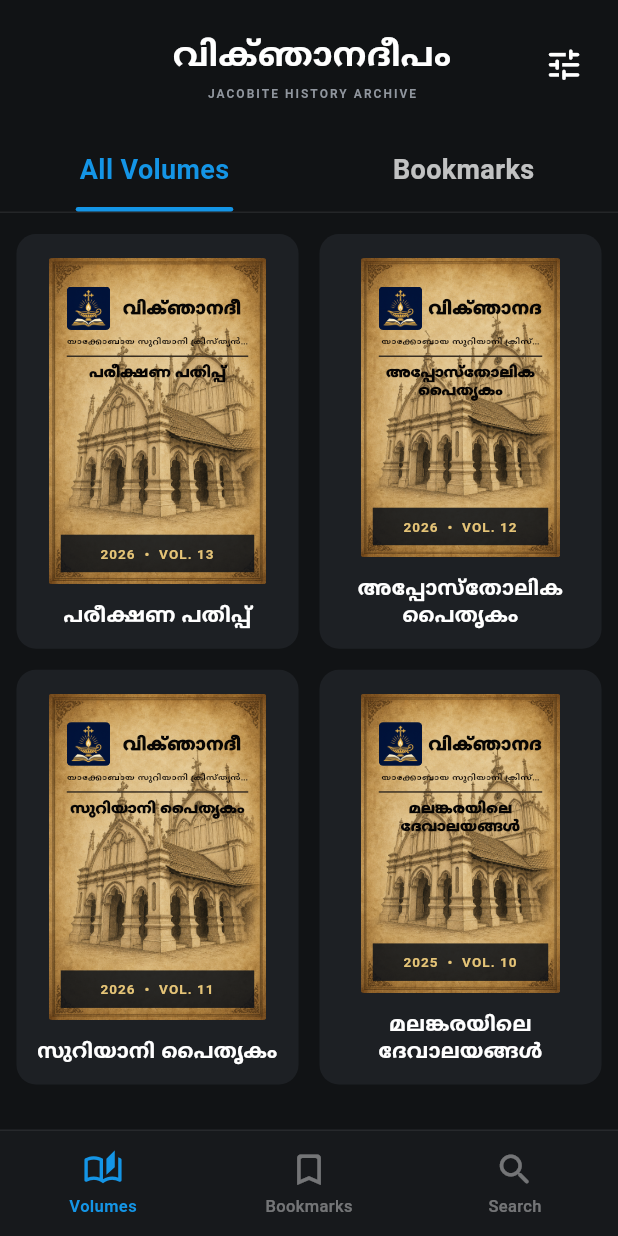
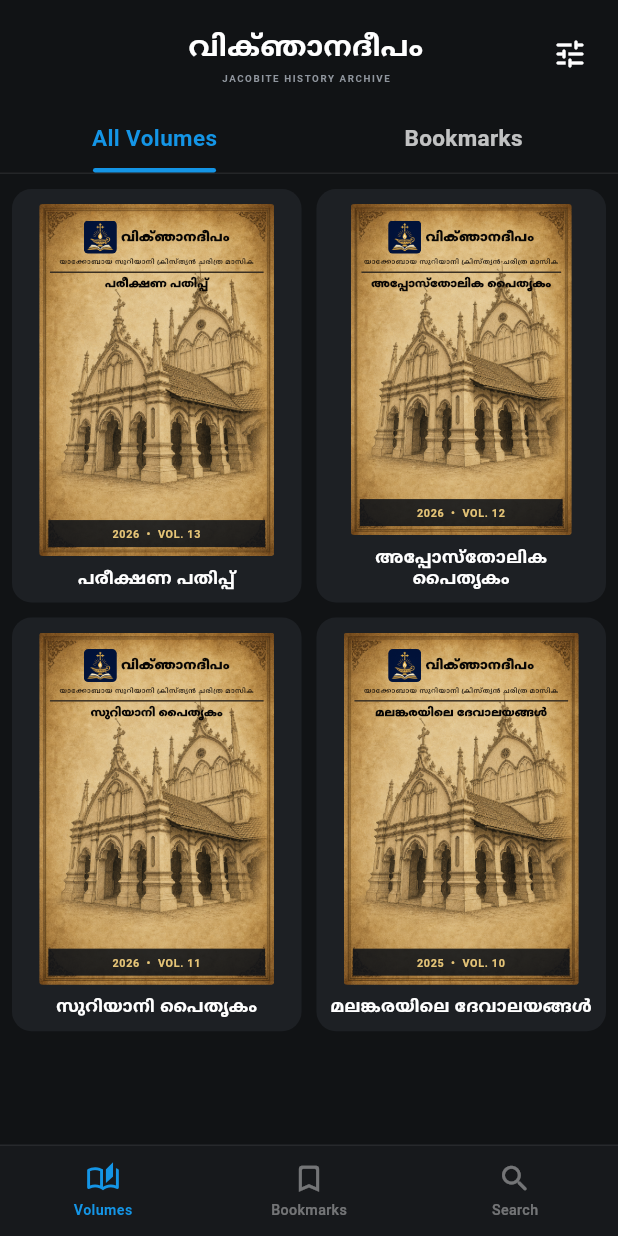
Before and after one commit to Albin-kp/viknjanadeepam, a Flutter app: the screen it shows after launch, on a phone screen of 412 x 824 dp. Run offline on Flutter 3.47's test engine with Material 3 defaults, Android fonts, the phone set to English and light mode, and no system bars; our stand-ins replace shared_preferences.

Commit message:
Tune mobile typography and offer app install

```diff
--- a/lib/screens/library_screen.dart
+++ b/lib/screens/library_screen.dart
@@ -74,6 +74,7 @@ class _LibraryScreenState extends State<LibraryScreen> {
 
   @override
   Widget build(BuildContext context) {
+    final compact = MediaQuery.sizeOf(context).width <= 430;
     return Scaffold(
       backgroundColor: _background,
       body: SafeArea(
@@ -81,11 +82,16 @@ class _LibraryScreenState extends State<LibraryScreen> {
         child: Column(
           children: [
             Padding(
-              padding: const EdgeInsets.fromLTRB(20, 18, 12, 0),
+              padding: EdgeInsets.fromLTRB(
+                compact ? 14 : 20,
+                compact ? 12 : 18,
+                compact ? 8 : 12,
+                0,
+              ),
               child: Row(
                 children: [
-                  const SizedBox(width: 44),
-                  const Expanded(
+                  SizedBox(width: compact ? 38 : 44),
+                  Expanded(
                     child: Column(
                       children: [
                         Text(
@@ -94,17 +100,17 @@ class _LibraryScreenState extends State<LibraryScreen> {
                           textAlign: TextAlign.center,
                           style: TextStyle(
                             color: Colors.white,
-                            fontSize: 25,
+                            fontSize: compact ? 21 : 25,
                             fontWeight: FontWeight.w800,
                           ),
                         ),
-                        SizedBox(height: 2),
+                        const SizedBox(height: 2),
                         Text(
                           'JACOBITE HISTORY ARCHIVE',
                           style: TextStyle(
-                            color: Color(0xFF90969E),
-                            fontSize: 8,
-                            letterSpacing: 1.35,
+                            color: const Color(0xFF90969E),
+                            fontSize: compact ? 6.5 : 8,
+                            letterSpacing: compact ? 1.05 : 1.35,
                             fontWeight: FontWeight.w700,
                           ),
                         ),
@@ -115,12 +121,15 @@ class _LibraryScreenState extends State<LibraryScreen> {
                     tooltip: 'Filter volumes',
                     onPressed: _showYearFilter,
                     color: Colors.white,
-                    icon: const Icon(Icons.tune_rounded, size: 27),
+                    icon: Icon(
+                      Icons.tune_rounded,
+                      size: compact ? 24 : 27,
+                    ),
                   ),
                 ],
               ),
             ),
-            const SizedBox(height: 20),
+            SizedBox(height: compact ? 12 : 20),
             Row(
               children: [
                 _LibraryTab(
@@ -132,6 +141,7 @@ class _LibraryScreenState extends State<LibraryScreen> {
                     _selectedTab = 0;
                     _selectedNavigation = 0;
                   }),
+                  compact: compact,
                 ),
                 _LibraryTab(
                   label: 'Bookmarks',
@@ -140,6 +150,7 @@ class _LibraryScreenState extends State<LibraryScreen> {
                     _selectedTab = 1;
                     _selectedNavigation = 1;
                   }),
+                  compact: compact,
                 ),
               ],
             ),
@@ -151,13 +162,17 @@ class _LibraryScreenState extends State<LibraryScreen> {
                   : RefreshIndicator(
                       onRefresh: _loadCatalog,
                       child: GridView.builder(
-                        padding: const EdgeInsets.fromLTRB(11, 14, 11, 118),
-                        gridDelegate:
-                            const SliverGridDelegateWithFixedCrossAxisCount(
+                        padding: EdgeInsets.fromLTRB(
+                          compact ? 8 : 11,
+                          compact ? 10 : 14,
+                          compact ? 8 : 11,
+                          compact ? 92 : 118,
+                        ),
+                        gridDelegate: SliverGridDelegateWithFixedCrossAxisCount(
                           crossAxisCount: 2,
-                          mainAxisSpacing: 14,
-                          crossAxisSpacing: 14,
-                          childAspectRatio: .68,
+                          mainAxisSpacing: compact ? 10 : 14,
+                          crossAxisSpacing: compact ? 10 : 14,
+                          childAspectRatio: compact ? .7 : .68,
                         ),
                         itemCount: _visibleVolumes.length,
                         itemBuilder: (context, index) {
@@ -309,11 +324,13 @@ class _LibraryTab extends StatelessWidget {
     required this.label,
     required this.selected,
     required this.onTap,
+    required this.compact,
   });
 
   final String label;
   final bool selected;
   final VoidCallback onTap;
+  final bool compact;
 
   @override
   Widget build(BuildContext context) {
@@ -323,21 +340,21 @@ class _LibraryTab extends StatelessWidget {
         child: Column(
           children: [
             Padding(
-              padding: const EdgeInsets.symmetric(vertical: 12),
+              padding: EdgeInsets.symmetric(vertical: compact ? 9 : 12),
               child: Text(
                 label,
                 style: TextStyle(
                   color: selected
                       ? _LibraryScreenState._accent
                       : Colors.white.withValues(alpha: .74),
-                  fontSize: 18,
+                  fontSize: compact ? 15 : 18,
                   fontWeight: FontWeight.w700,
                 ),
               ),
             ),
             AnimatedContainer(
               duration: const Duration(milliseconds: 180),
-              width: 105,
+              width: compact ? 82 : 105,
               height: 3,
               decoration: BoxDecoration(
                 color:
@@ -360,6 +377,7 @@ class _VolumeTile extends StatelessWidget {
 
   @override
   Widget build(BuildContext context) {
+    final compact = MediaQuery.sizeOf(context).width <= 430;
     return Material(
       key: Key('volume-${volume.number}'),
       color: _LibraryScreenState._surface,
@@ -368,7 +386,12 @@ class _VolumeTile extends StatelessWidget {
       child: InkWell(
         onTap: onTap,
         child: Padding(
-          padding: const EdgeInsets.fromLTRB(12, 16, 12, 13),
+          padding: EdgeInsets.fromLTRB(
+            compact ? 8 : 12,
+            compact ? 10 : 16,
+            compact ? 8 : 12,
+            compact ? 9 : 13,
+          ),
           child: Column(
             children: [
               Expanded(
@@ -384,11 +407,16 @@ class _VolumeTile extends StatelessWidget {
                           fit: BoxFit.cover,
                         ),
                         Positioned(
-                          left: 5,
-                          right: 5,
-                          top: 13,
+                          left: compact ? 3 : 5,
+                          right: compact ? 3 : 5,
+                          top: compact ? 8 : 13,
                           child: Container(
-                            padding: const EdgeInsets.fromLTRB(7, 6, 7, 7),
+                            padding: EdgeInsets.fromLTRB(
+                              compact ? 4 : 7,
+                              compact ? 3 : 6,
+                              compact ? 4 : 7,
+                              compact ? 4 : 7,
+                            ),
                             color: Colors.transparent,
                             child: Column(
                               children: [
@@ -399,21 +427,21 @@ class _VolumeTile extends StatelessWidget {
                                       borderRadius: BorderRadius.circular(3),
                                       child: Image.asset(
                                         'assets/images/vijnanadeepam-logo.png',
-                                        width: 29,
-                                        height: 29,
+                                        width: compact ? 22 : 29,
+                                        height: compact ? 22 : 29,
                                         fit: BoxFit.cover,
                                       ),
                                     ),
-                                    const SizedBox(width: 4),
-                                    const Flexible(
+                                    SizedBox(width: compact ? 3 : 4),
+                                    Flexible(
                                       child: Text(
                                         'വിക്ഞാനദീപം',
                                         maxLines: 1,
                                         overflow: TextOverflow.clip,
                                         textAlign: TextAlign.center,
                                         style: TextStyle(
-                                          color: Color(0xFF080604),
-                                          fontSize: 12.8,
+                                          color: const Color(0xFF080604),
+                                          fontSize: compact ? 9.5 : 12.8,
                                           height: 1,
                                           fontWeight: FontWeight.w900,
                                         ),
@@ -421,33 +449,33 @@ class _VolumeTile extends StatelessWidget {
                                     ),
                                   ],
                                 ),
-                                const SizedBox(height: 3),
-                                const Text(
+                                SizedBox(height: compact ? 2 : 3),
+                                Text(
                                   'യാക്കോബായ സുറിയാനി ക്രിസ്ത്യൻ ചരിത്ര മാസിക',
                                   maxLines: 1,
                                   overflow: TextOverflow.ellipsis,
                                   textAlign: TextAlign.center,
                                   style: TextStyle(
-                                    color: Color(0xFF120C07),
-                                    fontSize: 6.2,
+                                    color: const Color(0xFF120C07),
+                                    fontSize: compact ? 4.8 : 6.2,
                                     fontWeight: FontWeight.w700,
                                   ),
                                 ),
-                                const SizedBox(height: 5),
+                                SizedBox(height: compact ? 3 : 5),
                                 Container(
                                   width: double.infinity,
                                   height: 1,
                                   color: const Color(0xFF3A3023),
                                 ),
-                                const SizedBox(height: 4),
+                                SizedBox(height: compact ? 3 : 4),
                                 Text(
                                   volume.title,
                                   maxLines: 3,
                                   overflow: TextOverflow.ellipsis,
                                   textAlign: TextAlign.center,
-                                  style: const TextStyle(
-                                    color: Color(0xFF070504),
-                                    fontSize: 11,
+                                  style: TextStyle(
+                                    color: const Color(0xFF070504),
+                                    fontSize: compact ? 8.3 : 11,
                                     height: 1.08,
                                     letterSpacing: .1,
                                     fontWeight: FontWeight.w900,
@@ -458,22 +486,22 @@ class _VolumeTile extends StatelessWidget {
                           ),
                         ),
                         Positioned(
-                          left: 8,
-                          right: 8,
-                          bottom: 8,
+                          left: compact ? 6 : 8,
+                          right: compact ? 6 : 8,
+                          bottom: compact ? 6 : 8,
                           child: Container(
-                            padding: const EdgeInsets.symmetric(
-                              horizontal: 7,
-                              vertical: 6,
+                            padding: EdgeInsets.symmetric(
+                              horizontal: compact ? 5 : 7,
+                              vertical: compact ? 4 : 6,
                             ),
                             color: const Color(0xDB0C1118),
                             child: Text(
                               '${volume.year}  •  VOL. ${volume.number}',
                               textAlign: TextAlign.center,
-                              style: const TextStyle(
-                                color: Color(0xFFE5C477),
-                                fontSize: 9,
-                                letterSpacing: .7,
+                              style: TextStyle(
+                                color: const Color(0xFFE5C477),
+                                fontSize: compact ? 7.2 : 9,
+                                letterSpacing: compact ? .45 : .7,
                                 fontWeight: FontWeight.w700,
                               ),
                             ),
@@ -484,16 +512,16 @@ class _VolumeTile extends StatelessWidget {
                   ),
                 ),
               ),
-              const SizedBox(height: 12),
+              SizedBox(height: compact ? 8 : 12),
               Text(
                 volume.title,
                 maxLines: 2,
                 overflow: TextOverflow.ellipsis,
                 textAlign: TextAlign.center,
-                style: const TextStyle(
+                style: TextStyle(
                   color: Colors.white,
-                  fontSize: 15,
-                  height: 1.18,
+                  fontSize: compact ? 12.5 : 15,
+                  height: compact ? 1.12 : 1.18,
                   fontWeight: FontWeight.w700,
                 ),
               ),
@@ -587,6 +615,7 @@ class _BottomNavigation extends StatelessWidget {
 
   @override
   Widget build(BuildContext context) {
+    final compact = MediaQuery.sizeOf(context).width <= 430;
     return Container(
       decoration: BoxDecoration(
         color: const Color(0xFF17191C),
@@ -597,7 +626,7 @@ class _BottomNavigation extends StatelessWidget {
       child: SafeArea(
         top: false,
         child: SizedBox(
-          height: 70,
+          height: compact ? 60 : 70,
           child: Row(
             children: List.generate(_items.length, (index) {
               final selected = selectedIndex == index;
@@ -613,7 +642,7 @@ class _BottomNavigation extends StatelessWidget {
                         color: selected
                             ? _LibraryScreenState._accent
                             : Colors.white.withValues(alpha: .4),
-                        size: 27,
+                        size: compact ? 23 : 27,
                       ),
                       const SizedBox(height: 3),
                       Text(
@@ -622,7 +651,7 @@ class _BottomNavigation extends StatelessWidget {
                           color: selected
                               ? _LibraryScreenState._accent
                               : Colors.white.withValues(alpha: .4),
-                          fontSize: 11,
+                          fontSize: compact ? 9.5 : 11,
                           fontWeight:
                               selected ? FontWeight.w700 : FontWeight.w500,
                         ),
```
Also changed, not shown: 1 other file.
